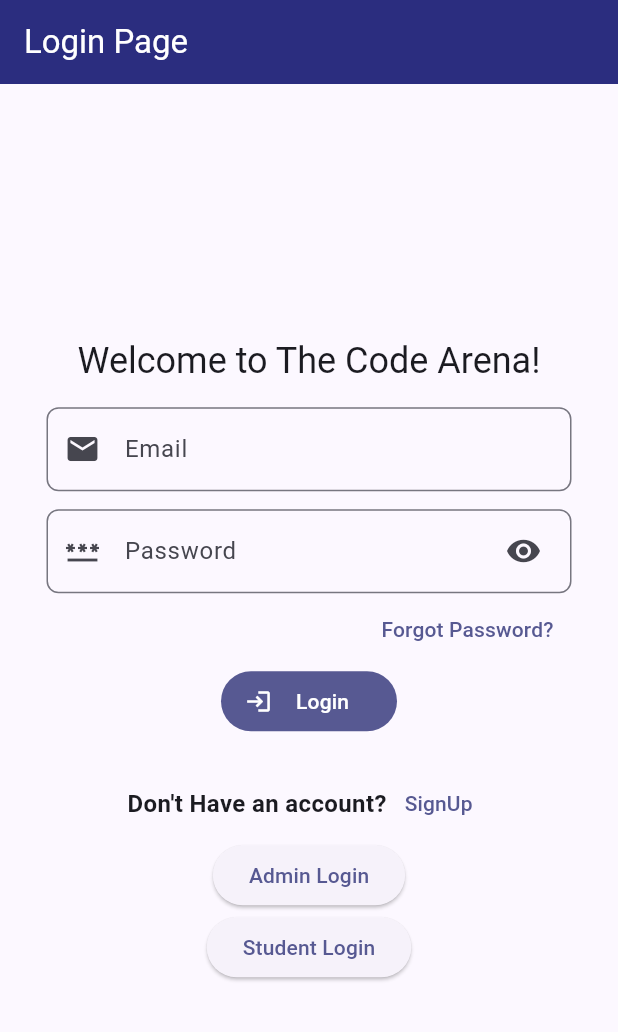
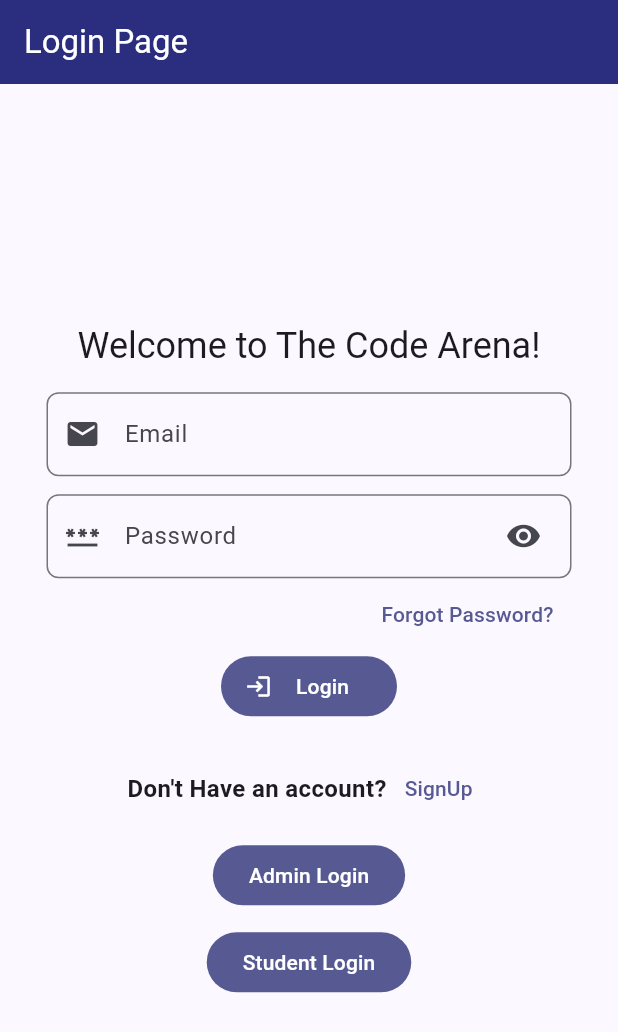
Before and after one commit to NirdeshGothania/mingo, a Flutter app: the screen it shows after launch, on a phone screen of 412 x 824 dp. Shown: the top 1032 px of the screen. Run offline on Flutter 3.47's test engine with Material 3 defaults, Android fonts, the phone set to English and light mode, and no system bars; our stand-ins replace cloud_firestore, file_picker, firebase_auth, firebase_core, firebase_storage, flutter_highlight and 1 more; missing offline and left inert: code_text_field, dart:html, flutter_quill, flutter_timer_countdown, fullscreen_window, highlight and 1 more; accounts and stored records are empty.

Commit message:
updated UI

```diff
--- a/lib/loginPage.dart
+++ b/lib/loginPage.dart
@@ -217,7 +217,10 @@ class loginPage extends State<loginPage1> {
                       )),
                 ],
               ),
-              ElevatedButton(
+              const SizedBox(
+                height: 10,
+              ),
+              FilledButton(
                 onPressed: isLoading
                     ? null
                     : () {
@@ -244,7 +247,10 @@ class loginPage extends State<loginPage1> {
                   ],
                 ),
               ),
-              ElevatedButton(
+              const SizedBox(
+                height: 10,
+              ),
+              FilledButton(
                 onPressed: isLoading
                     ? null
                     : () {
```
